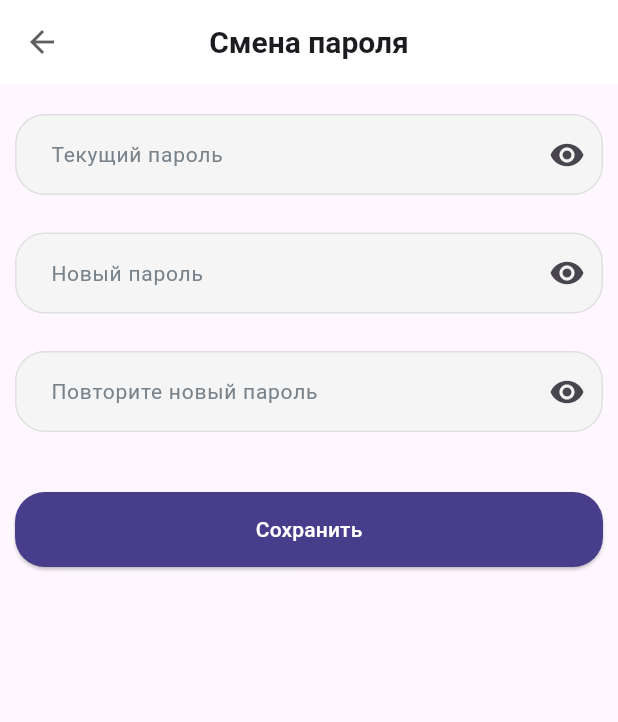
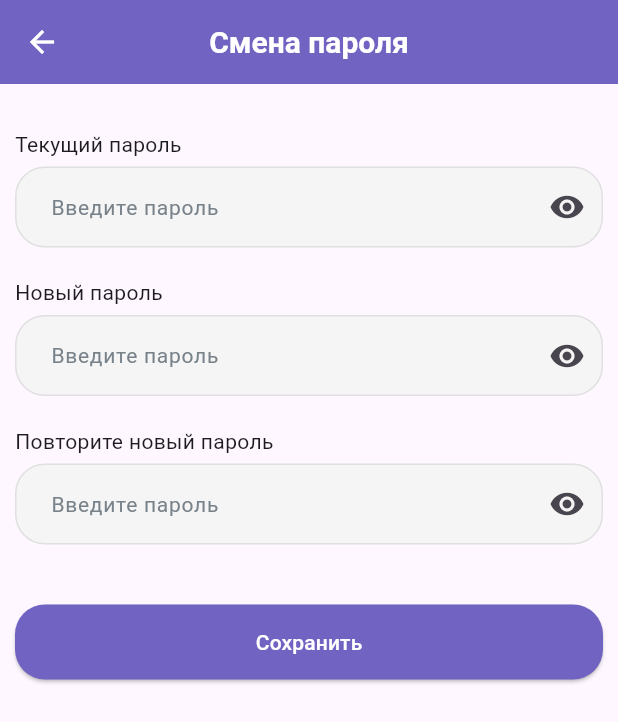
Before and after one commit to eminowam/wellness_mobile, a Flutter app: the RegretPassword screen opened directly, on a phone screen of 412 x 824 dp. Shown: the top 722 px of the screen. Run offline on Flutter 3.47's test engine with Material 3 defaults, Android fonts, the phone set to English and light mode, and no system bars; our stand-ins replace firebase_auth, firebase_core, shared_preferences; missing offline and left inert: flutter_verification_code; accounts and stored records are empty; network calls fail.

Commit message:
new changes in design

```diff
--- a/lib/configs/color.dart
+++ b/lib/configs/color.dart
@@ -7,4 +7,4 @@ const Color customButtonColor=Color(0xff53784C);
 
 const Color mainBackColor=Color(0xffFAECE5);
 
-const Color bottomColor=Color(0xff483D8B);
+const Color bottomColor=Color(0xff7063c1);
--- a/lib/pages/auth/sign_in.dart
+++ b/lib/pages/auth/sign_in.dart
@@ -87,7 +87,7 @@ class _SignInState extends State<SignIn> {
                       password: _passwordController.text,
                     );
                     if (message!.contains('Вход успешен')) {
-                      Navigator.push(context,
+                       Navigator.push(context,
                           MaterialPageRoute(builder: (_) => const BottomNav()));
                     }
                     ScaffoldMessenger.of(context).showSnackBar(
--- a/lib/pages/main_screen/main_screen.dart
+++ b/lib/pages/main_screen/main_screen.dart
@@ -36,6 +36,7 @@ class _HomePageState extends State<HomePage> {
             child: Column(
               crossAxisAlignment: CrossAxisAlignment.start,
               children: [
+                const SizedBox(height: 10,),
                 Row(
                   mainAxisAlignment: MainAxisAlignment.spaceBetween,
                   children: [
--- a/lib/pages/profile/screens/regret_password.dart
+++ b/lib/pages/profile/screens/regret_password.dart
@@ -24,9 +24,12 @@ class _RegretPasswordState extends State<RegretPassword> {
         Navigator.pop(context);
       },
       child: Padding(
-        padding: EdgeInsets.symmetric(horizontal: 10, vertical: 15),
+        padding: const EdgeInsets.symmetric(horizontal: 10, vertical: 15),
         child: Column(
+          crossAxisAlignment: CrossAxisAlignment.start,
           children: [
+           const  SizedBox(height: 15,),
+            const Text('Текущий пароль'),
             CustomTextField(
               maxLines: 1,
               obscureText: passanable1,
@@ -36,7 +39,7 @@ class _RegretPasswordState extends State<RegretPassword> {
                 });
               },
               textInputType: TextInputType.visiblePassword,
-              title: "Текущий пароль",
+              title: "Введите пароль",
               icon: passanable1 ? Icons.visibility : Icons.visibility_off,
               onPressed: () {
                 setState(() {
@@ -45,6 +48,7 @@ class _RegretPasswordState extends State<RegretPassword> {
               },
             ),
             const SizedBox(height: 15),
+            const Text('Новый пароль'),
             CustomTextField(
               maxLines: 1,
               obscureText: passanable2,
@@ -54,7 +58,7 @@ class _RegretPasswordState extends State<RegretPassword> {
                 });
               },
               textInputType: TextInputType.visiblePassword,
-              title: "Новый пароль",
+              title: "Введите пароль",
               icon: passanable2 ? Icons.visibility : Icons.visibility_off,
               onPressed: () {
                 setState(() {
@@ -63,6 +67,7 @@ class _RegretPasswordState extends State<RegretPassword> {
               },
             ),
             const SizedBox(height: 15),
+            const Text('Повторите новый пароль'),
             CustomTextField(
               maxLines: 1,
               obscureText: passanable3,
@@ -72,7 +77,7 @@ class _RegretPasswordState extends State<RegretPassword> {
                 });
               },
               textInputType: TextInputType.visiblePassword,
-              title: "Повторите новый пароль",
+              title: "Введите пароль",
               icon: passanable3 ? Icons.visibility : Icons.visibility_off,
               onPressed: () {
                 setState(() {
--- a/lib/widgets/app_scaffold/app_scaffold.dart
+++ b/lib/widgets/app_scaffold/app_scaffold.dart
@@ -1,4 +1,5 @@
 import 'package:flutter/material.dart';
+import 'package:wellness_mobile/configs/color.dart';
 
 class AppScaffold extends StatelessWidget {
   final String title;
@@ -22,20 +23,20 @@ class AppScaffold extends StatelessWidget {
   Widget build(BuildContext context) {
     return Scaffold(
       appBar: AppBar(
-        backgroundColor: Colors.white,
+        backgroundColor: bottomColor,
         elevation: 0,
         centerTitle: true,
         title: Text(
           title,
-          style: const TextStyle(fontWeight: FontWeight.w600, fontSize: 20),
+          style: const TextStyle(fontWeight: FontWeight.w600, fontSize: 20,color: Colors.white),
         ),
         leading: IconButton(
             onPressed: onPressed2,
-            icon: Icon(icon2, color: const Color(0xff5F5F5F))),
+            icon: Icon(icon2, color: Colors.white)),
         actions: [
           IconButton(
               onPressed: onPressed,
-              icon: Icon(icon1, color: const Color(0xff5F5F5F)))
+              icon: Icon(icon1, color: Colors.white70))
         ],
       ),
       body: child,
```
Also changed, not shown: lib/pages/profile/profile_screen.dart (+51 -27 lines), lib/pages/profile/screens/data_screen.dart (+0 -7 lines), lib/pages/profile/screens/help_screen.dart (added, +27 -0 lines).
